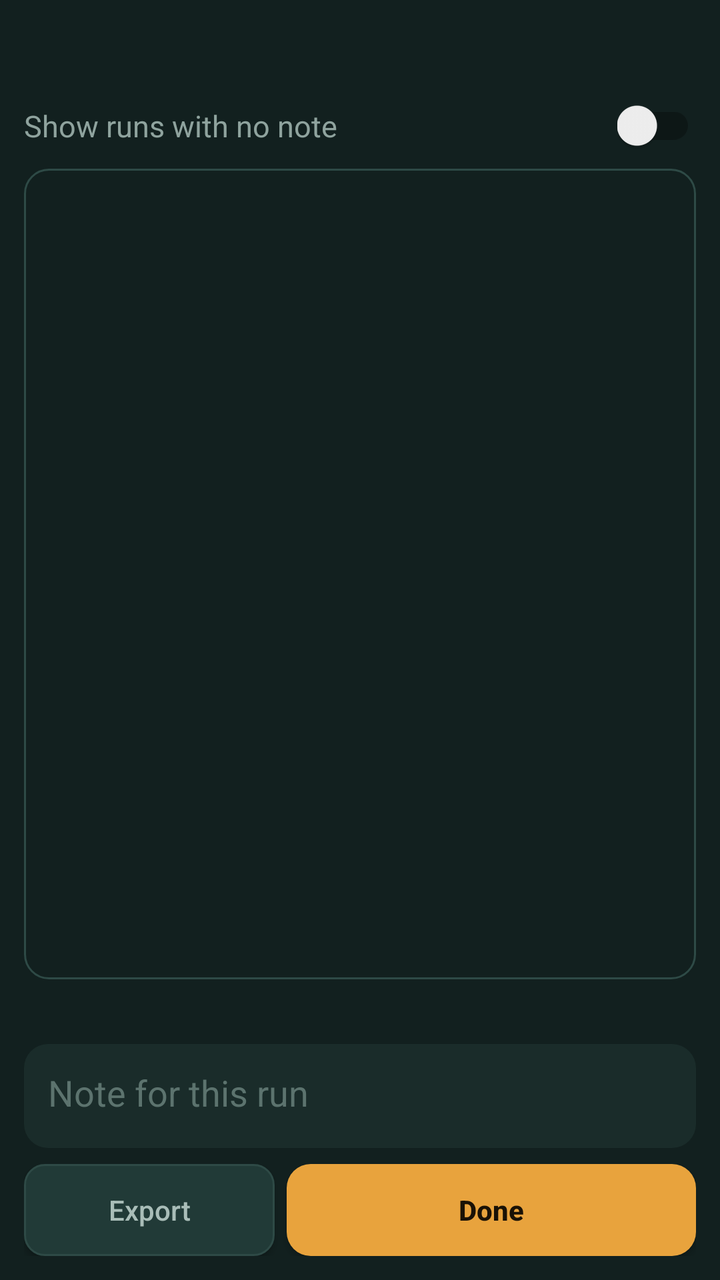
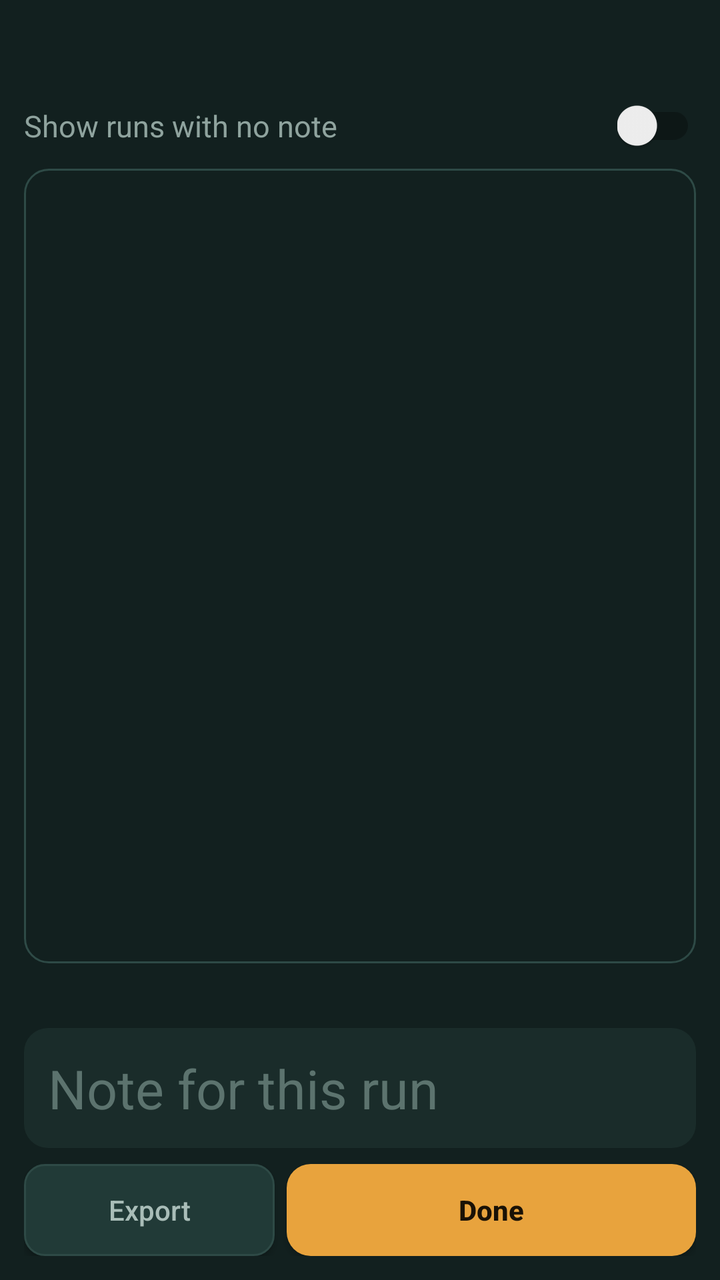

Before-and-after screenshots of an Android layout around one commit, followed by the original layout XML and the change that was made.
<!-- AndroidManifest.xml: application theme Theme.FocusLedger -->
<!-- res/layout/activity_notes.xml -->
<?xml version="1.0" encoding="utf-8"?>
<LinearLayout xmlns:android="http://schemas.android.com/apk/res/android"
    android:layout_width="match_parent"
    android:layout_height="match_parent"
    android:orientation="vertical"
    android:background="#12201F"
    android:padding="12dp">

    
    <LinearLayout
        android:layout_width="match_parent"
        android:layout_height="wrap_content"
        android:orientation="horizontal"
        android:gravity="center_vertical"
        android:layout_marginBottom="8dp">

        <TextView
            android:id="@+id/notesLabel"
            android:layout_width="0dp"
            android:layout_weight="1"
            android:layout_height="wrap_content"
            android:textColor="#F1EDE3"
            android:textSize="18sp"
            android:textStyle="bold"
            android:maxLines="1"
            android:ellipsize="end" />

        <TextView
            android:id="@+id/notesTimer"
            android:layout_width="wrap_content"
            android:layout_height="wrap_content"
            android:textColor="#E8A33D"
            android:fontFamily="monospace"
            android:textSize="22sp" />
    </LinearLayout>

    <LinearLayout
        android:layout_width="match_parent"
        android:layout_height="wrap_content"
        android:orientation="horizontal"
        android:gravity="center_vertical"
        android:layout_marginBottom="8dp">

        <TextView
            android:layout_width="0dp"
            android:layout_weight="1"
            android:layout_height="wrap_content"
            android:text="Show runs with no note"
            android:textColor="#8FA39E"
            android:textSize="15sp" />

        <androidx.appcompat.widget.SwitchCompat
            android:id="@+id/switchShowEmpty"
            android:layout_width="wrap_content"
            android:layout_height="wrap_content" />
    </LinearLayout>

    
    <ScrollView
        android:id="@+id/notesScroll"
        android:layout_width="match_parent"
        android:layout_height="0dp"
        android:layout_weight="1"
        android:background="@drawable/bg_row_idle"
        android:padding="6dp">

        <LinearLayout
            android:id="@+id/notesList"
            android:layout_width="match_parent"
            android:layout_height="wrap_content"
            android:orientation="vertical" />
    </ScrollView>

    
    <TextView
        android:id="@+id/notesInputCaption"
        android:layout_width="match_parent"
        android:layout_height="wrap_content"
        android:layout_marginTop="8dp"
        android:textColor="#8FA39E"
        android:textSize="15sp" />

    <EditText
        android:id="@+id/editCurrentNote"
        android:layout_width="match_parent"
        android:layout_height="wrap_content"
        android:minHeight="52dp"
        android:maxHeight="140dp"
        android:gravity="top|start"
        android:background="@drawable/bg_row_track"
        android:padding="12dp"
        android:hint="Note for this run"
        android:textColorHint="#5C736E"
        android:textColor="#F1EDE3"
        android:textSize="18sp"
        android:inputType="textMultiLine|textCapSentences"
        android:importantForAutofill="no"
        android:layout_marginTop="4dp" />

    
    <LinearLayout
        android:layout_width="match_parent"
        android:layout_height="wrap_content"
        android:orientation="horizontal"
        android:layout_marginTop="8dp">

        <Button
            android:id="@+id/btnNotesExport"
            android:layout_width="0dp"
            android:layout_weight="0.38"
            android:layout_height="46dp"
            android:layout_marginEnd="6dp"
            android:text="Export"
            android:textAllCaps="false"
            android:textColor="#A9BDB8"
            android:textSize="14sp"
            android:padding="0dp"
            android:background="@drawable/bg_button_small" />

        <Button
            android:id="@+id/btnNotesDone"
            android:layout_width="0dp"
            android:layout_weight="0.62"
            android:layout_height="46dp"
            android:text="Done"
            android:textAllCaps="false"
            android:textColor="#1A1206"
            android:textSize="14sp"
            android:textStyle="bold"
            android:background="@drawable/bg_button_work" />
    </LinearLayout>

</LinearLayout>
<!-- resources referenced by this layout -->
<resources>
  <!-- drawable bg_button_small (drawable) -->
  <?xml version="1.0" encoding="utf-8"?>
  <shape xmlns:android="http://schemas.android.com/apk/res/android" android:shape="rectangle">
      <solid android:color="#213A37" />
      <corners android:radius="10dp" />
      <stroke android:width="1dp" android:color="#2E4A46" />
  </shape>
  <!-- drawable bg_button_work (drawable) -->
  <?xml version="1.0" encoding="utf-8"?>
  <shape xmlns:android="http://schemas.android.com/apk/res/android" android:shape="rectangle">
      <solid android:color="#E8A33D" />
      <corners android:radius="12dp" />
  </shape>
  <!-- drawable bg_row_idle (drawable) -->
  <?xml version="1.0" encoding="utf-8"?>
  <shape xmlns:android="http://schemas.android.com/apk/res/android" android:shape="rectangle">
      <solid android:color="@android:color/transparent" />
      <corners android:radius="12dp" />
      <stroke android:width="1dp" android:color="#2E4A46" />
  </shape>
  <!-- drawable bg_row_track (drawable) -->
  <?xml version="1.0" encoding="utf-8"?>
  <shape xmlns:android="http://schemas.android.com/apk/res/android" android:shape="rectangle">
      <solid android:color="#1A2C2A" />
      <corners android:radius="12dp" />
  </shape>
  <style name="Theme.FocusLedger" parent="Theme.AppCompat.DayNight.NoActionBar">
          <item name="colorPrimary">#E8A33D</item>
          <item name="colorPrimaryDark">#12201F</item>
          <item name="colorAccent">#6FAFC4</item>
          <item name="android:windowBackground">#12201F</item>
      </style>
</resources>

<!-- the commit's change to res/layout/activity_notes.xml (unified diff, before → after) -->
@@ -92,7 +92,7 @@
         android:hint="Note for this run"
         android:textColorHint="#5C736E"
         android:textColor="#F1EDE3"
-        android:textSize="18sp"
+        android:textSize="27sp"
         android:inputType="textMultiLine|textCapSentences"
         android:importantForAutofill="no"
         android:layout_marginTop="4dp" />
